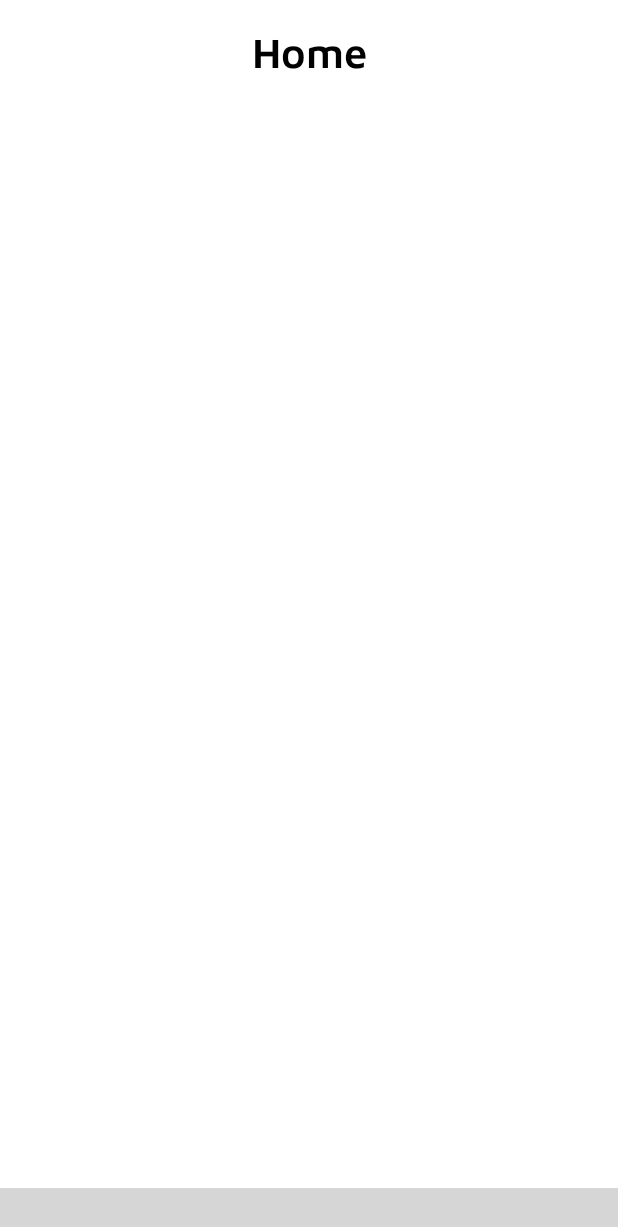
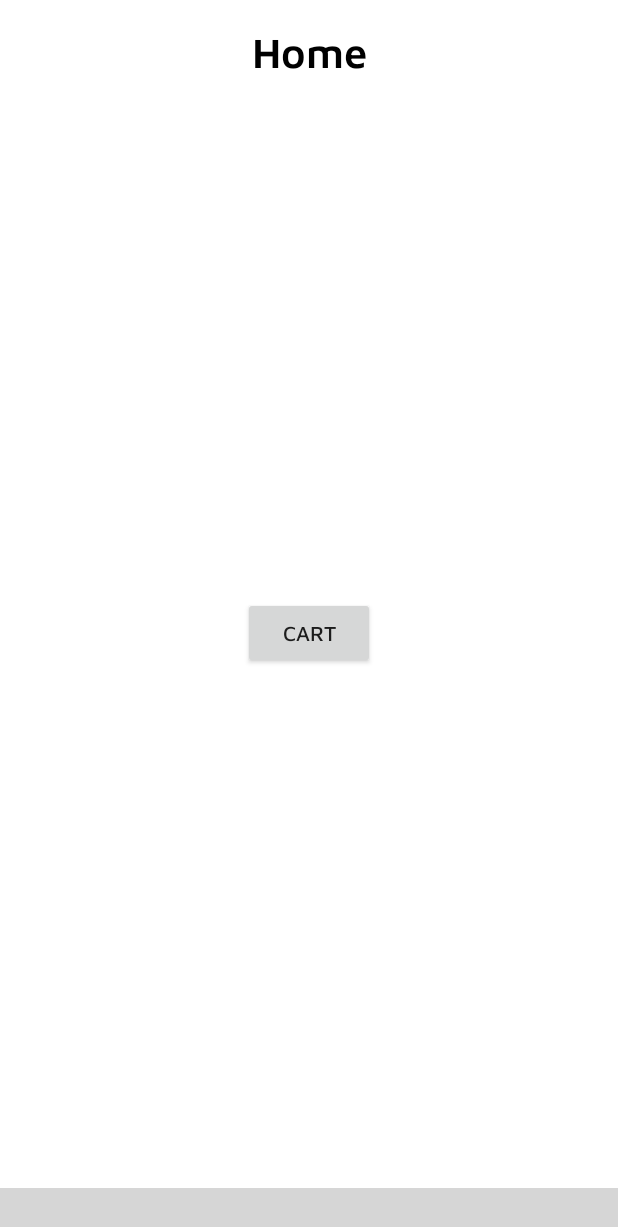
Before and after one commit to PreetJagani/Canteen-Managment, an Android app: the screen it shows after launch once a user with an empty profile is signed in (HomeActivity), on a phone screen of 412 x 824 dp. Shown: the top 1227 px of the screen. Run offline under Robolectric (Android 15) with nearby library versions, the phone set to English and light mode, and no system bars; our stand-ins replace Firebase (no records; nobody signed in at launch, a user with empty details on screens opened directly), data binding; plain views replace ChipNavigationBar; 2 statements that could not run were skipped; grey boxes are pictures that could not be loaded.

```diff
--- a/app/src/main/java/com/canteenmanagment/Fragment/HomeFragment.kt
+++ b/app/src/main/java/com/canteenmanagment/Fragment/HomeFragment.kt
@@ -1,23 +1,42 @@
 package com.canteenmanagment.Fragments
 
+import android.content.Intent
 import android.os.Bundle
 import androidx.fragment.app.Fragment
 import android.view.LayoutInflater
 import android.view.View
 import android.view.ViewGroup
 import com.canteenmanagment.R
+import com.canteenmanagment.databinding.FragmentHomeBinding
+import com.canteenmanagment.databinding.FragmentProfileBinding
+import com.canteenmanagment.ui.CartFoodList.CartFoodList
 
 class HomeFragment : Fragment() {
+
+    private var _binding : FragmentHomeBinding? = null
+    private val binding get() = _binding!!
 
     override fun onCreateView(
         inflater: LayoutInflater, container: ViewGroup?,
         savedInstanceState: Bundle?
     ): View? {
-        // Inflate the layout for this fragment
-        return inflater.inflate(R.layout.fragment_home, container, false)
+
+
+        _binding = FragmentHomeBinding.inflate(inflater, container, false)
+
+        binding.BTCart.setOnClickListener {
+            var i = Intent(context,CartFoodList::class.java)
+            startActivity(i)
+        }
+
+        return binding.root
+    }
+
+    override fun onDestroy() {
+        _binding = null
+        super.onDestroy()
     }
 
 
 
-
 }
--- a/app/src/main/java/com/canteenmanagment/Fragment/ProfileFragment.kt
+++ b/app/src/main/java/com/canteenmanagment/Fragment/ProfileFragment.kt
@@ -23,8 +23,6 @@ class ProfileFragment : Fragment() {
     ): View? {
 
         _binding = FragmentProfileBinding.inflate(inflater, container, false)
-
-        //var a= 0/1
 
         FirebaseAuth.getInstance().currentUser.let { firebaseUser ->
             binding.TVEmail.text = firebaseUser?.email
--- a/app/src/main/res/layout/fragment_home.xml
+++ b/app/src/main/res/layout/fragment_home.xml
@@ -1,19 +1,33 @@
 <?xml version="1.0" encoding="utf-8"?>
+<layout>
+
     <androidx.constraintlayout.widget.ConstraintLayout xmlns:android="http://schemas.android.com/apk/res/android"
-    xmlns:tools="http://schemas.android.com/tools"
+        xmlns:app="http://schemas.android.com/apk/res-auto"
+        style="@style/fragment_style"
         android:layout_width="match_parent"
-    android:layout_height="match_parent"
-    xmlns:app="http://schemas.android.com/apk/res-auto"
-    style="@style/fragment_style">
+        android:layout_height="match_parent">
 
         <TextView
-        android:text="Home"
+            android:id="@+id/textView4"
             style="@style/title_style"
             android:layout_width="wrap_content"
             android:layout_height="wrap_content"
+            android:text="Home"
             app:layout_constraintEnd_toEndOf="parent"
             app:layout_constraintStart_toStartOf="parent"
             app:layout_constraintTop_toTopOf="parent" />
 
+        <Button
+            android:id="@+id/BT_cart"
+            android:layout_width="wrap_content"
+            android:layout_height="wrap_content"
+            android:text="Cart"
+            app:layout_constraintBottom_toBottomOf="parent"
+            app:layout_constraintEnd_toEndOf="parent"
+            app:layout_constraintStart_toStartOf="parent"
+            app:layout_constraintTop_toBottomOf="@+id/textView4" />
+
 
     </androidx.constraintlayout.widget.ConstraintLayout>
+
+</layout>
--- /dev/null
+++ b/app/src/main/res/values-round/strings.xml
@@ -0,0 +1,3 @@
+<resources>
+    <string name="hello_world">Hello Round World!</string>
+</resources>
--- a/app/src/main/res/values/strings.xml
+++ b/app/src/main/res/values/strings.xml
@@ -1,3 +1,9 @@
 <resources>
     <string name="app_name">Canteen Managment</string>
+    <string name="title_activity_cart_food_list">CartFoodList</string>
+    <!--
+    This string is used for square devices and overridden by hello_world in
+    values-round/strings.xml for round devices.
+    -->
+    <string name="hello_world">Hello Square World!</string>
 </resources>
```
Also changed, not shown: app/build.gradle (+7 -0 lines), app/src/main/AndroidManifest.xml (+7 -8 lines), app/src/main/java/com/canteenmanagment/ui/CartFoodList/CartFoodList.kt (added, +59 -0 lines), app/src/main/java/com/canteenmanagment/ui/CartFoodList/CartFoodListViewModel.kt (added, +45 -0 lines), app/src/main/res/layout/activity_cart_food_list.xml (added, +19 -0 lines), app/src/main/res/values/dimens.xml (added, +15 -0 lines). Lines whose indentation alone changed are shown as unchanged.
